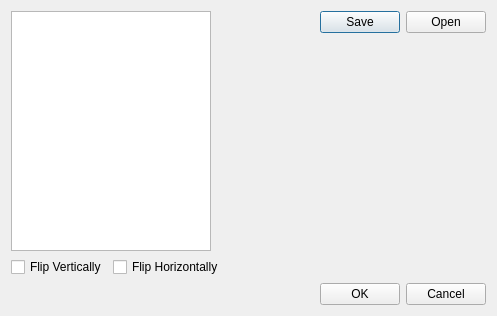
Qt form SpatialUI/geometryeditwidget.ui (fbergmann/spatial-sbml) before a commit.
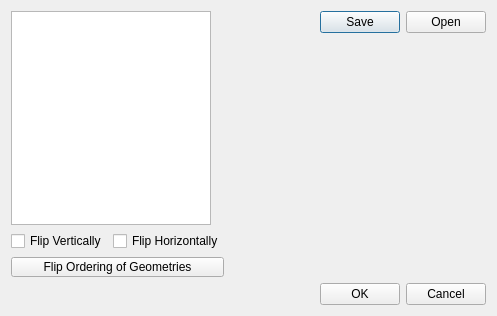
The same form after that commit.

Commit message: - accept models without required elements - allow to flip order of analytic volumes

Patch:
```diff
--- a/SpatialUI/geometryeditwidget.ui
+++ b/SpatialUI/geometryeditwidget.ui
@@ -60,6 +60,19 @@
            </item>
           </layout>
          </item>
+                  <item>
+                    <widget class="QPushButton" name="cmdFlipReorder">
+                      <property name="maximumSize">
+                        <size>
+                          <width>16777215</width>
+                          <height>20</height>
+                        </size>
+                      </property>
+                      <property name="text">
+                        <string>Flip Ordering of Geometries</string>
+                      </property>
+                    </widget>
+                  </item>
         </layout>
        </item>
        <item>
```
Lines whose indentation alone changed are shown as unchanged. The commit also changes 3 other files.
